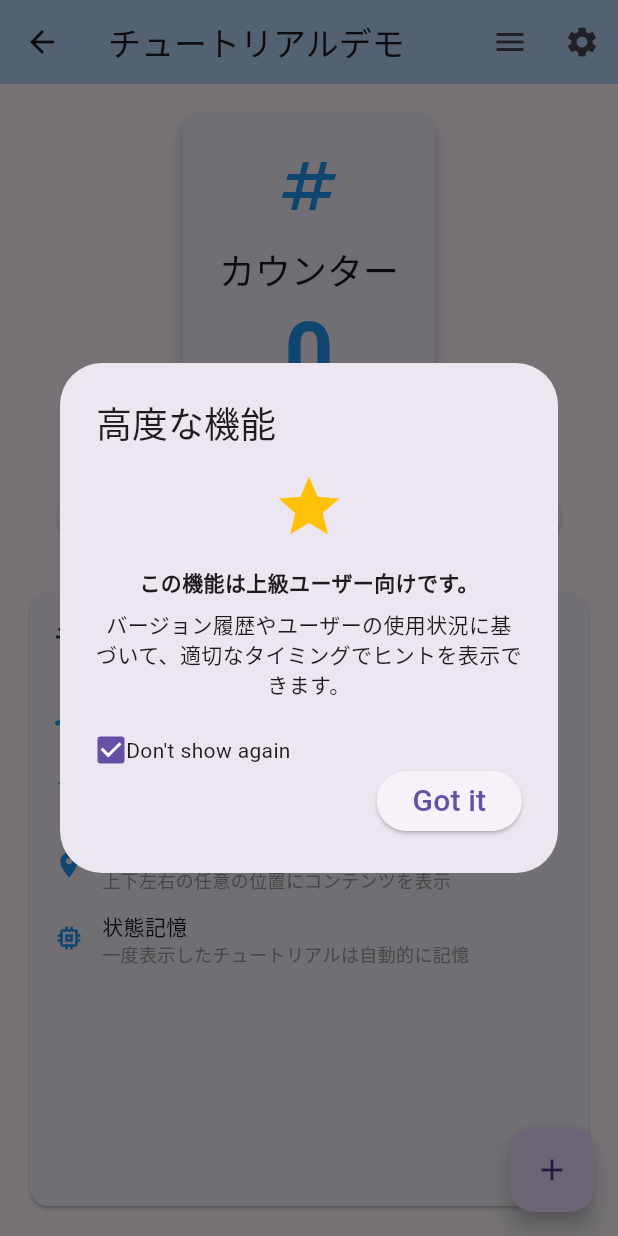
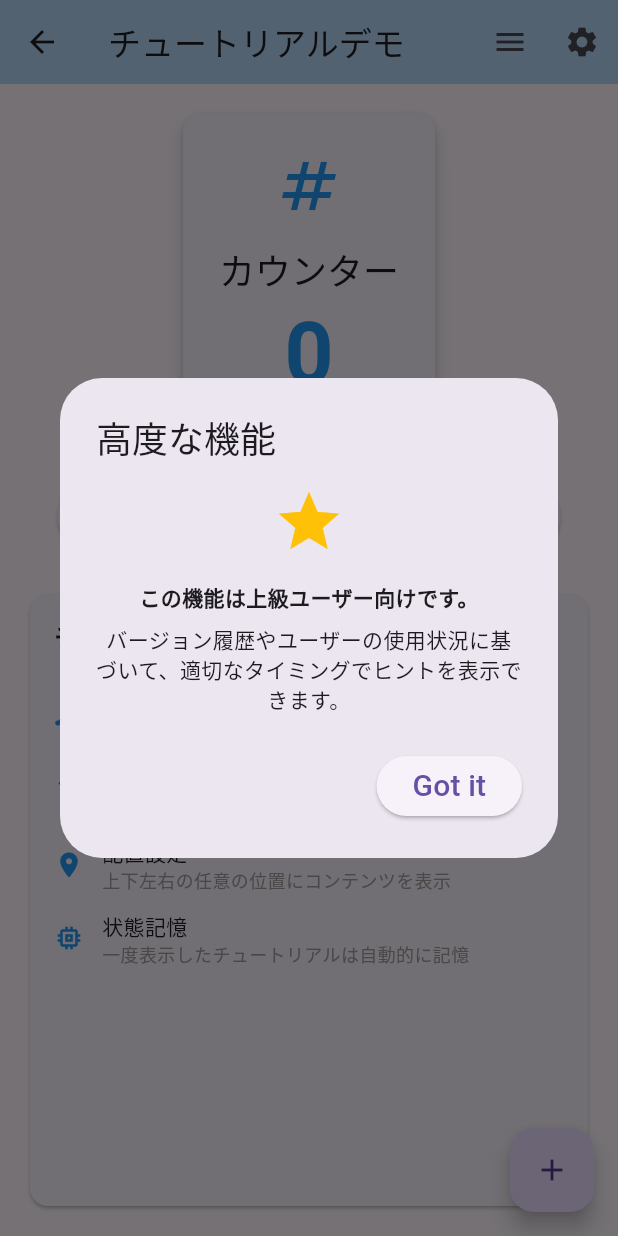
Before and after one commit to normidar/colaxy_tutorial, a Flutter app: the TutorialDemoScreen screen opened directly, after a tap on "ヒント表示", on a phone screen of 412 x 824 dp. Run offline on Flutter 3.47's test engine with Material 3 defaults, Android fonts, the phone set to English and light mode, and no system bars; our stand-ins replace easy_localization, flutter_riverpod, package_info_plus, shared_preferences; missing offline and left inert: app_lang_selector, tutorial_coach_mark; accounts and stored records are empty.

Commit message:
Refactor tutorial dialog functionality: update description in pubspec.yaml, rename showColaxyDialog to showTutorialDialog, and enhance TutorialToolNotifier to conditionally display a "Don't show again" option.

```diff
--- a/example/lib/main.dart
+++ b/example/lib/main.dart
@@ -143,7 +143,7 @@ class MainScreen extends StatelessWidget {
             const SizedBox(height: 16),
             ElevatedButton.icon(
               onPressed: () async {
-                await TutorialTool.showColaxyDialog(
+                await TutorialTool.showTutorialDialog(
                   id: 'welcome_dialog',
                   buildContext: context,
                   title: 'Welcome Dialog',
--- a/example/lib/tutorial_demo_screen.dart
+++ b/example/lib/tutorial_demo_screen.dart
@@ -220,7 +220,7 @@ class _TutorialDemoScreenState extends State<TutorialDemoScreen> {
   }
 
   Future<void> _showAdvancedDialog() async {
-    await TutorialTool.showColaxyDialog(
+    await TutorialTool.showTutorialDialog(
       id: 'advanced_feature_dialog',
       buildContext: context,
       title: '高度な機能',
--- a/lib/src/tutorial_tool.dart
+++ b/lib/src/tutorial_tool.dart
@@ -9,86 +9,11 @@ import 'package:tutorial_coach_mark/tutorial_coach_mark.dart';
 class TutorialTool {
   static bool tutorialVisible = true;
 
-  static Future<bool> isFirstTime(String id) async {
-    final prefs = await SharedPreferences.getInstance();
-    final isFirstTime = prefs.getBool('$packageName:is_first_time:$id') ?? true;
-    if (isFirstTime) {
-      await prefs.setBool('$packageName:is_first_time:$id', false);
-      await prefs.setStringList(
-        '$packageName:is_first_time_ids',
-        <String>{
-          id,
-          ...(prefs.getStringList('$packageName:is_first_time_ids') ?? []),
-        }.toList(),
-      );
-    }
-    return isFirstTime;
-  }
-
   static Future<void> resetTutorial() async {
     final prefs = await SharedPreferences.getInstance();
     final showedIds = prefs.getStringList('$packageName:showed_ids') ?? [];
     for (final id in showedIds) {
       await prefs.remove('$packageName:$id');
-    }
-    final isFirstTimeIds =
-        prefs.getStringList('$packageName:is_first_time_ids') ?? [];
-    for (final id in isFirstTimeIds) {
-      await prefs.remove('$packageName:is_first_time:$id');
-    }
-  }
-
-  static Future<void> showColaxyDialog({
-    required String id,
-    required BuildContext buildContext,
-    required Widget child,
-    required String title,
-
-    /// 強制的に表示するかどうか。
-    bool forceShow = false,
-
-    /// バージョンが一致した場合にのみ表示する。
-    bool Function(String version)? anyChecker,
-
-    /// バージョンが一致した場合にのみ表示する。
-    bool Function(String version)? everyChecker,
-  }) async {
-    final key = 'tutorial_showed_$id';
-
-    final prefs = await SharedPreferences.getInstance();
-
-    if (!forceShow) {
-      if (anyChecker != null) {
-        final isRecorded = await VersionRecorder.isRecordedVersionOr(
-          checker: anyChecker,
-        );
-        if (!isRecorded) {
-          return;
-        }
-      }
-      if (everyChecker != null) {
-        final isRecorded = await VersionRecorder.isRecordedVersionAnd(
-          checker: everyChecker,
-        );
-        if (!isRecorded) {
-          return;
-        }
-      }
-
-      final showed = prefs.getBool(key) ?? false;
-      if (showed) {
-        return;
-      }
-    }
-    if (buildContext.mounted) {
-      final dontShowAgain = await showDialog<bool>(
-        context: buildContext,
-        barrierDismissible: false,
-        builder: (context) => TutorialToolNotifier(title: title, child: child),
-      );
-      if (dontShowAgain != null && dontShowAgain) {
-        await prefs.setBool(key, true);
-      }
     }
   }
 
@@ -154,15 +79,52 @@ class TutorialTool {
     Future.delayed(const Duration(milliseconds: 300), () async {
       if (buildContext.mounted) {
         tutorialCoachMark.show(context: buildContext);
-        for (final id in toShowIds) {
-          await prefs.setBool('$packageName:$id', true);
-        }
-        const key = '$packageName:showed_ids';
-        await prefs.setStringList(
-          key,
-          <String>{...toShowIds, ...(prefs.getStringList(key) ?? [])}.toList(),
-        );
+        await _saveShowedIds(toShowIds);
       }
     });
   }
+
+  /// By condition maybe show or not.
+  static Future<void> showTutorialDialog({
+    required String id,
+    required BuildContext buildContext,
+    required Widget child,
+    required String title,
+  }) async {
+    final key = '$packageName:$id';
+
+    final prefs = await SharedPreferences.getInstance();
+
+    final showed = prefs.getBool(key) ?? false;
+    if (showed) {
+      return;
+    }
+
+    if (buildContext.mounted) {
+      final dontShowAgain = await showDialog<bool>(
+        context: buildContext,
+        barrierDismissible: false,
+        builder: (context) => TutorialToolNotifier(
+          title: title,
+          showDontShowAgain: false,
+          child: child,
+        ),
+      );
+      if (dontShowAgain ?? false) {
+        await _saveShowedIds([id]);
+      }
+    }
+  }
+
+  static Future<void> _saveShowedIds(List<String> ids) async {
+    final prefs = await SharedPreferences.getInstance();
+    for (final id in ids) {
+      await prefs.setBool('$packageName:$id', true);
+    }
+    const key = '$packageName:showed_ids';
+    await prefs.setStringList(
+      key,
+      <String>{...ids, ...(prefs.getStringList(key) ?? [])}.toList(),
+    );
+  }
 }
--- a/lib/src/tutorial_tool_notifier.dart
+++ b/lib/src/tutorial_tool_notifier.dart
@@ -6,6 +6,7 @@ class TutorialToolNotifier extends StatefulWidget {
   const TutorialToolNotifier({
     required this.title,
     required this.child,
+    required this.showDontShowAgain,
     super.key,
   });
 
@@ -13,12 +14,14 @@ class TutorialToolNotifier extends StatefulWidget {
 
   final Widget child;
 
+  final bool showDontShowAgain;
+
   @override
   State<TutorialToolNotifier> createState() => _TutorialToolNotifierState();
 }
 
 class _TutorialToolNotifierState extends State<TutorialToolNotifier> {
-  bool dontShowAgain = true;
+  bool dontShowAgain = false;
 
   @override
   Widget build(BuildContext context) {
@@ -26,7 +29,12 @@ class _TutorialToolNotifierState extends State<TutorialToolNotifier> {
       title: Text(widget.title),
       content: widget.child,
       actions: [
-        Row(
+        if (widget.showDontShowAgain)
+          GestureDetector(
+            onTap: () => setState(() {
+              dontShowAgain = !dontShowAgain;
+            }),
+            child: Row(
               children: [
                 SizedBox(
                   width: 20,
@@ -40,8 +48,10 @@ class _TutorialToolNotifierState extends State<TutorialToolNotifier> {
                     },
                   ),
                 ),
+                const SizedBox(width: 7),
                 Text('$packageName:dont_show_again'.tr()),
               ],
+            ),
           ),
         ElevatedButton(
           onPressed: () => Navigator.of(context).pop(dontShowAgain),
--- a/pubspec.yaml
+++ b/pubspec.yaml
@@ -8,7 +8,7 @@ dependencies:
   package_info_plus: ^8.1.1
   shared_preferences: ^2.2.3
   tutorial_coach_mark: ^1.2.12
-description: "'A app in Coin Galaxy.'"
+description: "A tool for showing tutorials."
 dev_dependencies:
   auto_exporter: any
   build_runner: ^2.4.11
```
Lines whose indentation alone changed are shown as unchanged.
